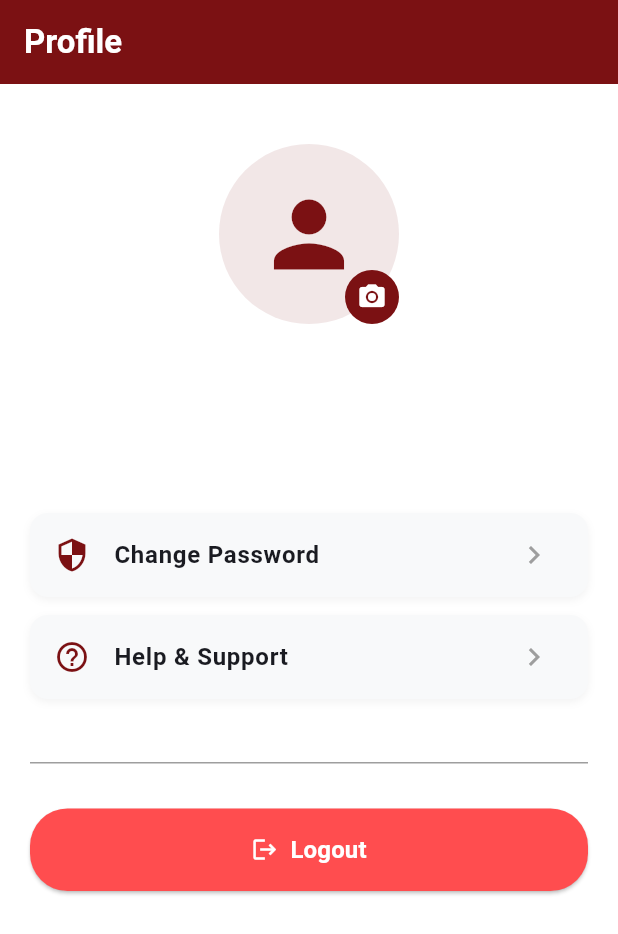
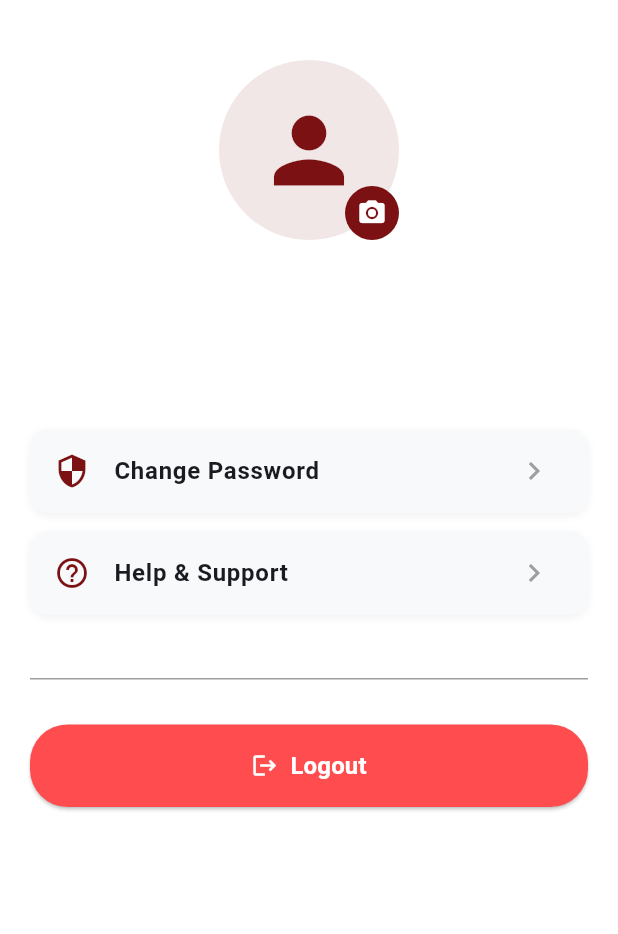
Before and after one commit to harine424/student_task_app, a Flutter app: the ProfileScreen screen opened directly with empty values, on a phone screen of 412 x 824 dp. Shown: the top 934 px of the screen. Run offline on Flutter 3.47's test engine with Material 3 defaults, Android fonts, the light colour scheme and no system bars; our stand-ins replace image_cropper, image_picker.

Commit message:
final commit

```diff
--- a/lib/views/profile_screen.dart
+++ b/lib/views/profile_screen.dart
@@ -273,15 +273,7 @@ class _ProfileScreenState extends State<ProfileScreen> {
   Widget build(BuildContext context) {
     return Scaffold(
       backgroundColor: Colors.white,
-      appBar: AppBar(
-        title: const Text(
-          "Profile",
-          style: TextStyle(color: Colors.white, fontWeight: FontWeight.bold),
-        ),
-        backgroundColor: primaryMaroon,
-        elevation: 0,
-        automaticallyImplyLeading: false,
-      ),
+
       body: SingleChildScrollView(
         padding: const EdgeInsets.all(20.0),
         child: Column(
```
